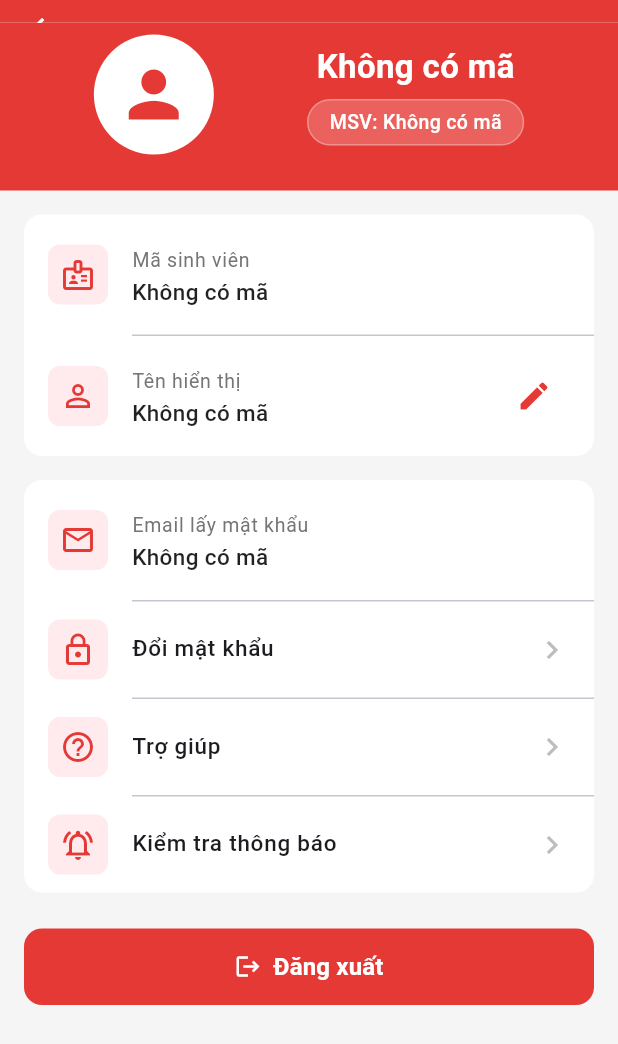
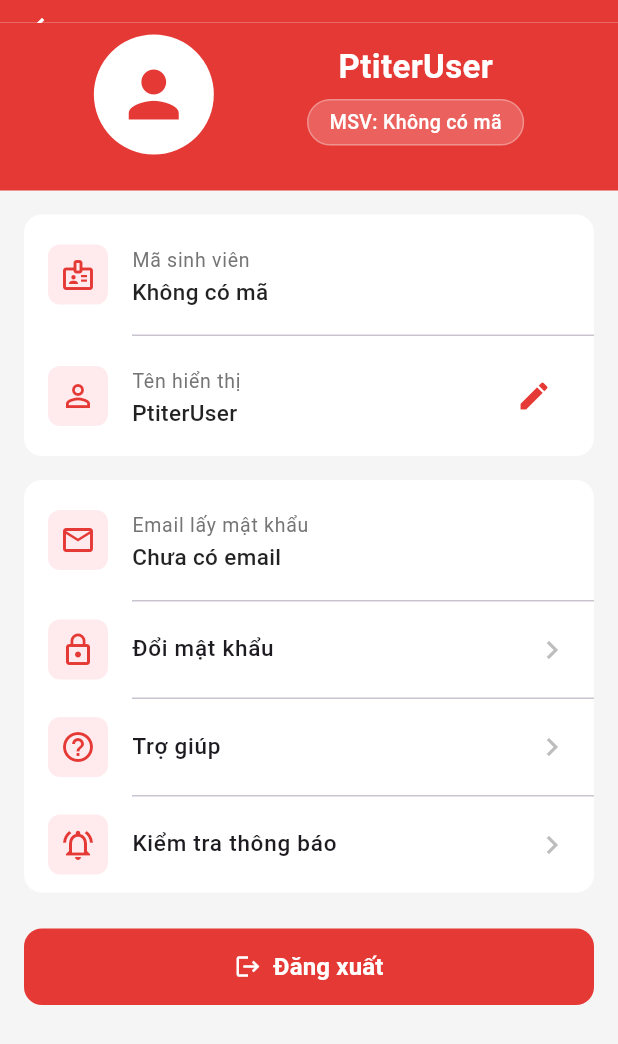
Before and after one commit to tx4nh/p-learn-app, a Flutter app: the ProfileScreen screen opened directly, on a phone screen of 412 x 824 dp. Shown: the top 1044 px of the screen. Run offline on Flutter 3.47's test engine with Material 3 defaults, Android fonts, the phone set to English and light mode, and no system bars; our stand-ins replace flutter_dotenv, flutter_local_notifications, shared_preferences, timezone; accounts and stored records are empty.

Commit message:
update email and name display

```diff
--- a/lib/screens/profile/profile_screen.dart
+++ b/lib/screens/profile/profile_screen.dart
@@ -1,6 +1,7 @@
 import 'package:flutter/material.dart';
 import 'package:p_learn_app/screens/auth/login_screen.dart';
 import 'package:flutter_local_notifications/flutter_local_notifications.dart';
+import 'package:p_learn_app/screens/auth/reset_password_screen.dart';
 import 'package:p_learn_app/services/notification_service.dart';
 import 'package:provider/provider.dart';
 import '../../services/auth_service.dart';
@@ -67,9 +68,22 @@ class _ProfileScreenState extends State<ProfileScreen> {
   Widget build(BuildContext context) {
     final authService = Provider.of<AuthService>(context, listen: false);
     final studentCode = authService.currentUsername ?? 'Không có mã';
+
+    final username = authService.currentUsername;
+    String generatedName;
+
+    if (username != null && username.length >= 3) {
+      final lastThree = username.substring(username.length - 3);
+      generatedName = "PTITer $lastThree";
+    } else {
+      generatedName = "PtiterUser";
+    }
+
     final displayName = _displayNameController.text.isEmpty
-        ? studentCode.split('@').first
+        ? generatedName
         : _displayNameController.text;
+
+    final emailDisplay = authService.currentEmail ?? "Chưa có email";
 
     return Scaffold(
       backgroundColor: Colors.grey.shade100,
@@ -83,7 +97,6 @@ class _ProfileScreenState extends State<ProfileScreen> {
       body: SingleChildScrollView(
         child: Column(
           children: [
-            // Header với avatar
             Container(
               width: double.infinity,
               decoration: BoxDecoration(color: Colors.red.shade600),
@@ -185,23 +198,26 @@ class _ProfileScreenState extends State<ProfileScreen> {
                   _buildInfoTile(
                     icon: Icons.email_outlined,
                     title: 'Email lấy mật khẩu',
-                    subtitle: studentCode,
+                    subtitle: emailDisplay,
                   ),
                   const Divider(height: 1, indent: 72),
                   _buildActionTile(
                     icon: Icons.lock_outline,
                     title: 'Đổi mật khẩu',
                     onTap: () {
-                      // TODO: Điều hướng đến màn hình đổi mật khẩu
+                      Navigator.push(
+                        context,
+                        MaterialPageRoute(
+                          builder: (context) => const ResetPasswordScreen(),
+                        ),
+                      );
                     },
                   ),
                   const Divider(height: 1, indent: 72),
                   _buildActionTile(
                     icon: Icons.help_outline,
                     title: 'Trợ giúp',
-                    onTap: () {
-                      // TODO: Điều hướng đến màn hình trợ giúp
-                    },
+                    onTap: () {},
                   ),
                   const Divider(height: 1, indent: 72),
                   _buildActionTile(
@@ -210,7 +226,8 @@ class _ProfileScreenState extends State<ProfileScreen> {
                     onTap: () async {
                       final notificationService = NotificationService();
                       await notificationService.requestPermissions();
-                      await notificationService.flutterLocalNotificationsPlugin.show(
+                      await notificationService.flutterLocalNotificationsPlugin
+                          .show(
                             0,
                             'Thông báo kiểm tra',
                             'Đây là một thông báo thử nghiệm từ P-Learn.',
@@ -218,7 +235,8 @@ class _ProfileScreenState extends State<ProfileScreen> {
                               android: AndroidNotificationDetails(
                                 'test_channel_id',
                                 'Test Channel',
-                            channelDescription: 'Channel for test notifications',
+                                channelDescription:
+                                    'Channel for test notifications',
                                 importance: Importance.max,
                                 priority: Priority.high,
                               ),
--- a/lib/services/auth_service.dart
+++ b/lib/services/auth_service.dart
@@ -1,19 +1,21 @@
 import 'dart:async';
 import 'dart:convert';
+import 'package:flutter/foundation.dart';
 import 'package:flutter/material.dart';
 import 'package:http/http.dart' as http;
-// 1. THÊM IMPORT CHO SHAREDPREFS
 import 'package:shared_preferences/shared_preferences.dart';
 import '../api/endpoints.dart';
 
 class AuthService with ChangeNotifier {
-  String? _username; // <-- Đổi tên từ _userEmail sang _username cho rõ nghĩa
+  String? _username;
+  String? _email;
   bool _isLoggedIn = false;
 
   bool get isLoggedIn => _isLoggedIn;
-  String? get currentUsername => _username; // <-- Đổi tên
+  String? get currentUsername => _username;
+  String? get currentEmail => _email;
 
-  Future<bool> login(String username, String password) async { // <-- Đổi tên
+  Future<bool> login(String username, String password) async {
     print('📡 [AuthService] Đang gửi yêu cầu đăng nhập đến: ${Endpoints.login}');
     print('   => Body: ${jsonEncode({'username': username, 'password': password})}');
 
@@ -34,30 +36,33 @@ class AuthService with ChangeNotifier {
         try {
           final responseData = jsonDecode(response.body);
 
-          // Kiểm tra kỹ cấu trúc JSON
           if (responseData.containsKey('token') &&
               responseData['token'] is Map &&
               responseData['token'].containsKey('access_token') &&
               responseData.containsKey('user') &&
               responseData['user'] is Map &&
-              responseData['user'].containsKey('username')) {
+              responseData['user'].containsKey('username') &&
+              responseData['user'].containsKey('email')) {
 
             final String accessToken = responseData['token']['access_token'];
             final String serverUsername = responseData['user']['username'];
+            final String serverEmail = responseData['user']['email'];
 
             final prefs = await SharedPreferences.getInstance();
             await prefs.setString('access_token', accessToken);
             await prefs.setString('username', serverUsername);
+            await prefs.setString('email', serverEmail);
 
-            print('💾 [AuthService] Đã LƯU token và username vào SharedPreferences!');
+            print('💾 [AuthService] Đã LƯU token, username, và email vào SharedPreferences!');
 
             _isLoggedIn = true;
             _username = serverUsername;
+            _email = serverEmail;
             notifyListeners();
             return true;
           } else {
             print('❌ [AuthService] Lỗi: Cấu trúc JSON trả về không đúng định dạng.');
-            print('   => Expected: {"token": {"access_token": "..." }, "user": {"username": "..."}}');
+            print('   => Expected: {"token": ..., "user": {"username": "...", "email": "..."}}');
             print('   => Received: ${response.body}');
             return false;
           }
@@ -77,7 +82,6 @@ class AuthService with ChangeNotifier {
   }
 
   Future<bool> register(String username, String email, String password) async {
-    // ... (Hàm register của bạn giữ nguyên, không cần sửa) ...
     print('📡 [REGISTER] Đang gửi yêu cầu đăng ký đến: ${Endpoints.register}');
     print('   => Body: ${jsonEncode({
           'username': username,
@@ -114,7 +118,7 @@ class AuthService with ChangeNotifier {
   }
 
   Future<String> resetPassword(String email, String newPassword) async {
-    print('📡 [AuthService] [RESET_PW] Đang gửi yêu cầu đến: ${Endpoints.resetPassword}');
+        print('📡 [AuthService] [RESET_PW] Đang gửi yêu cầu đến: ${Endpoints.resetPassword}');
 
     final url = Uri.parse(Endpoints.resetPassword);
 
@@ -139,14 +143,11 @@ class AuthService with ChangeNotifier {
       print('📦 [AuthService] [RESET_PW] Response Body: $responseBody');
 
       if (response.statusCode == 200) {
-        // API trả về string, ví dụ: "Password reset successful"
         print('✅ [AuthService] [RESET_PW] Đặt lại mật khẩu thành công.');
         return responseBody.toString();
       } else if (response.statusCode == 422) {
-        // Lỗi validation (Dựa trên ảnh của bạn)
         print('❌ [AuthService] [RESET_PW] Lỗi Validation (422).');
         String errorMessage = 'Dữ liệu không hợp lệ';
-        // Thử trích xuất lỗi chi tiết nếu API trả về
         if (responseBody is Map && responseBody.containsKey('detail')) {
           errorMessage = responseBody['detail'];
         }
@@ -158,36 +159,37 @@ class AuthService with ChangeNotifier {
       }
     } catch (e) {
       print('🔥 [AuthService] [RESET_PW] Lỗi khi gọi resetPassword: ${e.toString()}');
-      // Ném lại lỗi để UI (ResetPasswordScreen) có thể bắt được
       throw Exception('Không thể kết nối. ${e.toString()}');
     }
   }
-  // 5. CẬP NHẬT HÀM LOGOUT
+
   void logout() async {
     final prefs = await SharedPreferences.getInstance();
-    await prefs.remove('access_token'); // <-- Xóa token
-    await prefs.remove('username'); // <-- Xóa user
+    await prefs.remove('access_token');
+    await prefs.remove('username');
+    await prefs.remove('email');
 
     _isLoggedIn = false;
     _username = null;
-    print('🚪 [AuthService] Đã logout và xóa token.');
+    _email = null;
+    print('🚪 [AuthService] Đã logout và xóa token, username, email.');
     notifyListeners();
   }
 
-  // 6. CẬP NHẬT HÀM KIỂM TRA AUTH
   Future<void> checkAuthStatus() async {
     final prefs = await SharedPreferences.getInstance();
     final token = prefs.getString('access_token');
 
     if (token != null) {
-      // Nếu có token, coi như đã đăng nhập
       _isLoggedIn = true;
-      _username = prefs.getString('username'); // <-- Lấy lại username
+      _username = prefs.getString('username');
+      _email = prefs.getString('email');
       print('🔄 [AuthService] Tự động đăng nhập với token: $token');
+      print('   => User: $_username, Email: $_email');
     } else {
       _isLoggedIn = false;
       print('🔄 [AuthService] Không tìm thấy token, yêu cầu đăng nhập.');
     }
-    notifyListeners(); // Thông báo cho app biết trạng thái auth
+    notifyListeners();
   }
 }
```
Also changed, not shown: lib/services/schedule_service.dart (+73 -31 lines). Lines whose indentation alone changed are shown as unchanged.
